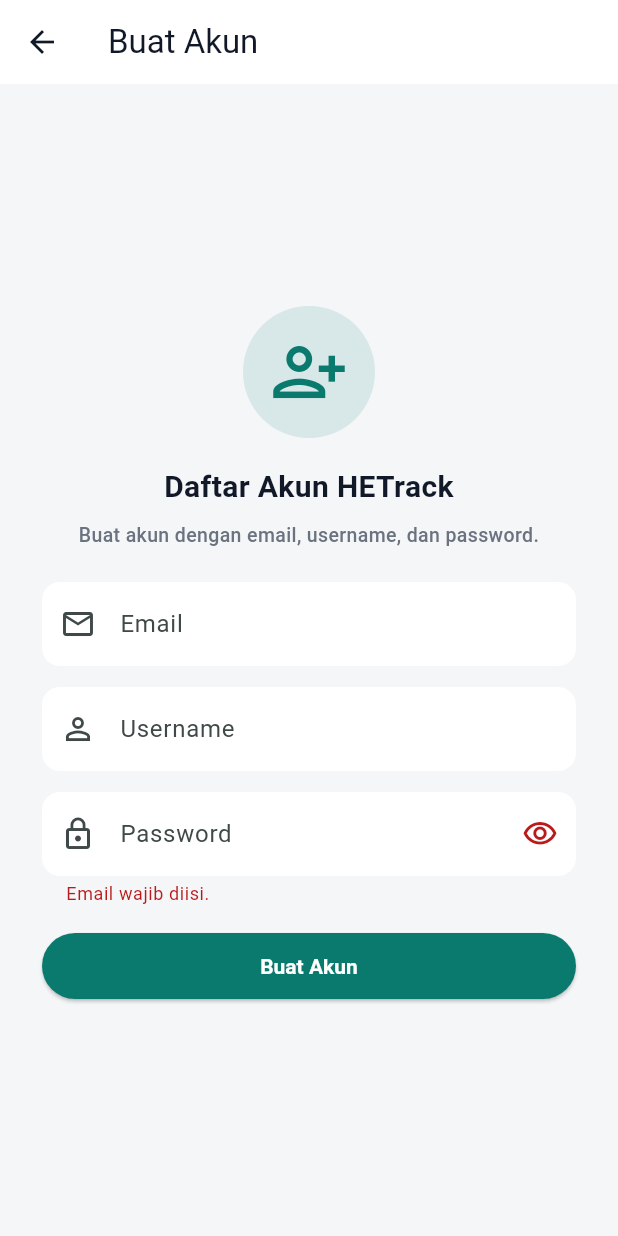
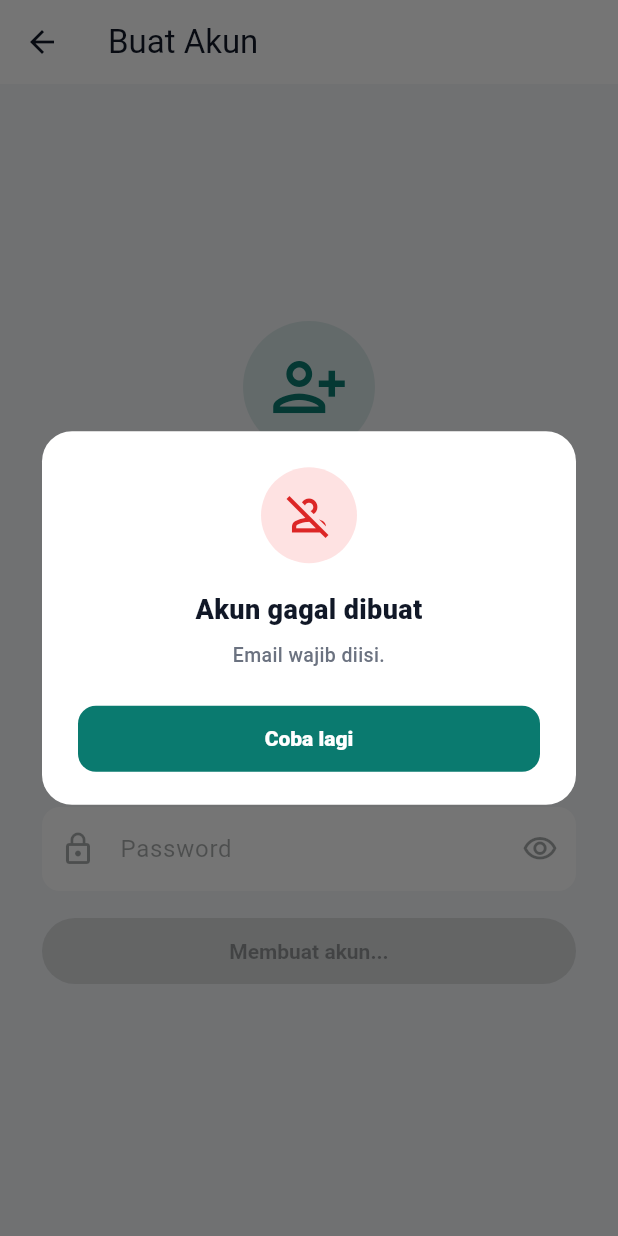
Before and after one commit to ridhoalpian/IoT-Power-Guard, a Flutter app: the CreateAccountScreen screen opened directly, after a tap on "Buat Akun", on a phone screen of 412 x 824 dp. Run offline on Flutter 3.47's test engine with Material 3 defaults, Android fonts, the phone set to English and light mode, and no system bars; our stand-ins replace firebase_auth, firebase_core, firebase_database, firebase_messaging, flutter_local_notifications, google_sign_in and 1 more; accounts and stored records are empty.

Commit message:
fix: alertdialog use komponen

```diff
--- a/lib/core/features/auth/create_account_screen.dart
+++ b/lib/core/features/auth/create_account_screen.dart
@@ -4,6 +4,7 @@
 import '../../services/push_notification_service.dart';
 import 'auth_service.dart';
 import 'pin_gate_screen.dart';
+import 'widgets/auth_message_dialog.dart';
 
 class CreateAccountScreen extends StatefulWidget {
   const CreateAccountScreen({super.key});
@@ -20,7 +21,6 @@
 
   bool _isSubmitting = false;
   bool _obscurePassword = true;
-  String? _error;
 
   @override
   void dispose() {
@@ -37,7 +37,6 @@
 
     setState(() {
       _isSubmitting = true;
-      _error = null;
     });
 
     try {
@@ -55,9 +54,15 @@
       );
     } on AuthFailure catch (error) {
       if (!mounted) return;
-      setState(() {
-        _error = error.message;
-      });
+      await _showCreateAccountFailedDialog(
+        _createAccountFailureMessage(error.message),
+      );
+    } catch (error) {
+      if (!mounted) return;
+      debugPrint('Create account failed: $error');
+      await _showCreateAccountFailedDialog(
+        'Akun gagal dibuat. Periksa kembali data Anda lalu coba lagi.',
+      );
     } finally {
       if (mounted) {
         setState(() {
@@ -149,7 +154,6 @@
                       decoration: _inputDecoration(
                         hintText: 'Password',
                         icon: Icons.lock_outline,
-                        errorText: _error,
                         suffixIcon: IconButton(
                           onPressed:
                               _isSubmitting
@@ -200,12 +204,10 @@
   InputDecoration _inputDecoration({
     required String hintText,
     required IconData icon,
-    String? errorText,
     Widget? suffixIcon,
   }) {
     return InputDecoration(
       hintText: hintText,
-      errorText: errorText,
       prefixIcon: Icon(icon),
       suffixIcon: suffixIcon,
       filled: true,
@@ -216,4 +218,23 @@
       ),
     );
   }
+
+  Future<void> _showCreateAccountFailedDialog(String message) async {
+    if (!mounted) return;
+    await showAuthMessageDialog(
+      context: context,
+      title: 'Akun gagal dibuat',
+      message: message,
+      icon: Icons.person_off_outlined,
+    );
+  }
+
+  String _createAccountFailureMessage(String message) {
+    if (message == 'Email ini sudah terdaftar.' ||
+        message == 'Username sudah dipakai.') {
+      return 'Pendaftaran gagal. Gunakan data akun yang valid atau coba login jika sudah memiliki akun.';
+    }
+
+    return message;
+  }
 }
```
Also changed, not shown: lib/core/features/auth/pin_gate_screen.dart (+5 -73 lines).
